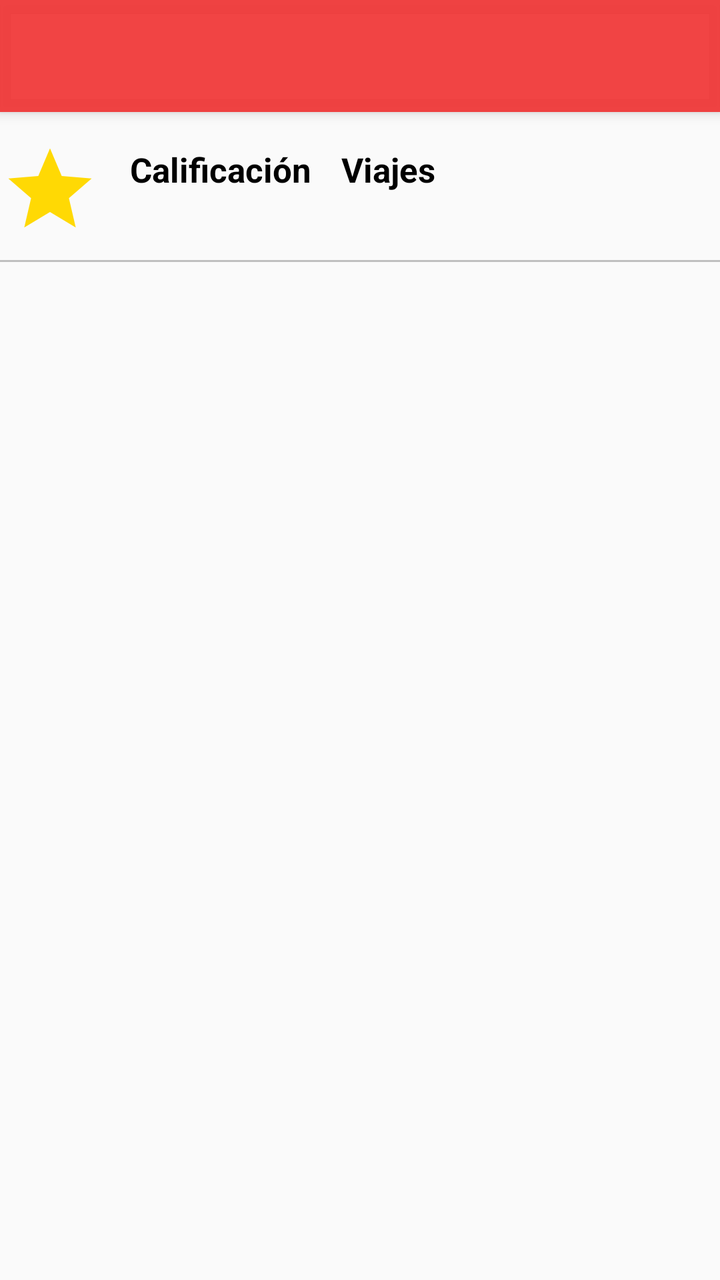
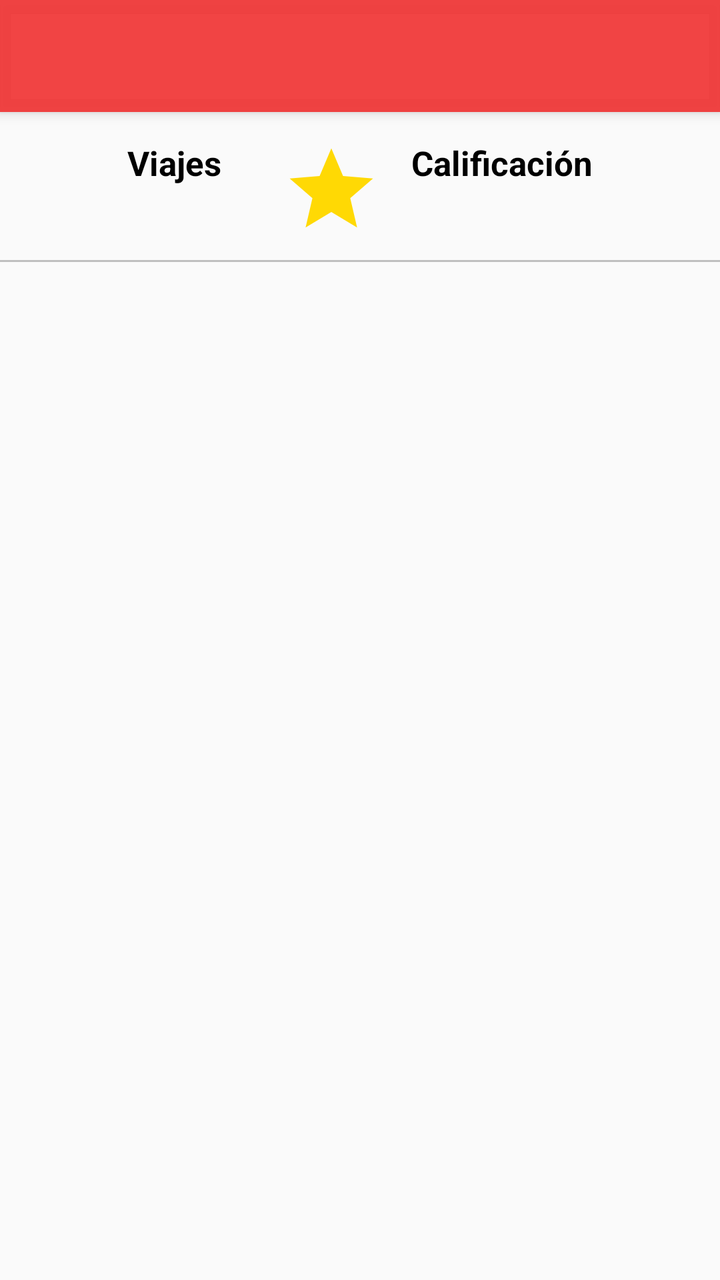

Compare the two renders of this Android layout. The source of the first and the diff that turns it into the second are given below.
<!-- AndroidManifest.xml: application theme Theme.Ixi_administrativo -->
<!-- res/layout/activity_histories.xml -->
<?xml version="1.0" encoding="utf-8"?>
<androidx.coordinatorlayout.widget.CoordinatorLayout xmlns:android="http://schemas.android.com/apk/res/android"
    xmlns:app="http://schemas.android.com/apk/res-auto"
    xmlns:tools="http://schemas.android.com/tools"
    android:layout_width="match_parent"
    android:layout_height="match_parent">

    

    <com.google.android.material.appbar.AppBarLayout
        android:layout_width="match_parent"
        android:layout_height="wrap_content">

        <androidx.appcompat.widget.Toolbar
            android:id="@+id/toolbar"
            android:layout_width="match_parent"
            android:layout_height="wrap_content"/>

    </com.google.android.material.appbar.AppBarLayout>

    <LinearLayout
        android:layout_width="match_parent"
        android:layout_height="match_parent"
        android:layout_marginTop="55dp"
        android:orientation="vertical">

    <LinearLayout
        android:layout_width="match_parent"
        android:layout_height="wrap_content"
        android:orientation="horizontal"
        android:gravity="center_vertical"
        android:layout_gravity="center"
        android:layout_marginTop="15dp">

        <ImageView

            android:layout_width="50dp"
            android:layout_height="50dp"
            android:src="@drawable/baseline_star_24" />

        <LinearLayout
            android:layout_width="wrap_content"
            android:layout_height="wrap_content"
            android:orientation="vertical"
            android:layout_marginLeft="15dp">

            <TextView
                android:layout_width="wrap_content"
                android:layout_height="wrap_content"
                android:text="Calificación"
                android:textStyle="bold"
                android:textColor="@color/black"
                android:textSize="17sp"/>

            <TextView
                android:id="@+id/textViewClientCalification"
                android:layout_width="wrap_content"
                android:layout_height="wrap_content"
                android:text=""
                android:textSize="15sp"/>

        </LinearLayout>
        <LinearLayout
            android:layout_width="wrap_content"
            android:layout_height="wrap_content"
            android:orientation="vertical"
            android:layout_marginLeft="15dp">

            <TextView
                android:layout_width="wrap_content"
                android:layout_height="wrap_content"
                android:text="Viajes"
                android:textStyle="bold"
                android:textColor="@color/black"
                android:textSize="17sp"/>

            <TextView
                android:id="@+id/textViewViajes"
                android:layout_width="wrap_content"
                android:layout_height="wrap_content"
                android:text=""
                android:textSize="15sp"/>
        </LinearLayout>
    </LinearLayout>
        <View
            android:layout_width="match_parent"
            android:layout_height="1dp"
            android:background="@color/grey"
            android:layout_marginTop="10dp"
            android:layout_marginBottom="10dp"/>

    <androidx.recyclerview.widget.RecyclerView
        android:id="@+id/recyclerViewHistories"
        android:layout_width="match_parent"
        android:layout_height="match_parent"
        />
    </LinearLayout>
</androidx.coordinatorlayout.widget.CoordinatorLayout>
<!-- resources referenced by this layout -->
<resources>
  <color name="black">#FF000000</color>
  <color name="grey">#BFBFBF</color>
  <!-- drawable baseline_star_24 (drawable) -->
  <vector android:height="24dp" android:tint="#FFD904"
      android:viewportHeight="24" android:viewportWidth="24"
      android:width="24dp" xmlns:android="http://schemas.android.com/apk/res/android">
      <path android:fillColor="@android:color/white" android:pathData="M12,17.27L18.18,21l-1.64,-7.03L22,9.24l-7.19,-0.61L12,2 9.19,8.63 2,9.24l5.46,4.73L5.82,21z"/>
  </vector>
  <style name="Theme.Ixi_administrativo" parent="Base.Theme.Ixi_administrativo" />
  <style name="Base.Theme.Ixi_administrativo" parent="Theme.AppCompat.Light.NoActionBar">
          
          <item name="colorPrimary">@color/rojo</item>
          <item name="colorPrimaryVariant">@color/white</item>
          <item name="colorOnPrimary">@color/white</item>
          
          <item name="colorSecondary">@color/black</item>
          <item name="colorSecondaryVariant">@color/rojo</item>
          <item name="colorOnSecondary">@color/black</item>
  
          <item name="android:statusBarColor">?attr/colorPrimary</item>
          <item name="colorControlNormal">@color/grey</item>
          <item name="colorControlActivated">@color/rojo</item>
          <item name="colorControlHighlight">@color/white</item>
          <item name="android:textColorHint">@color/white</item>
          <item name="android:progressBarStyle">@style/CustomProgressBar</item>
  
      </style>
  <color name="rojo">#EEF13737</color>
  <color name="white">#FFFFFFFF</color>
  <style name="CustomProgressBar" parent="@android:style/Widget.ProgressBar">
          <item name="android:backgroundTint">@color/red</item>
      </style>
  <color name="red">#FF1739</color>
</resources>

<!-- the commit's change to res/layout/activity_histories.xml (unified diff, before → after) -->
@@ -28,12 +28,45 @@
         android:layout_width="match_parent"
         android:layout_height="wrap_content"
         android:orientation="horizontal"
-        android:gravity="center_vertical"
+        android:gravity="center"
         android:layout_gravity="center"
         android:layout_marginTop="15dp">
 
+        <LinearLayout
+            android:layout_width="wrap_content"
+            android:layout_height="wrap_content"
+            android:layout_gravity="center"
+            android:orientation="horizontal">
+            <LinearLayout
+                android:layout_width="wrap_content"
+                android:layout_height="wrap_content"
+                android:orientation="vertical">
+
+                <TextView
+                    android:layout_width="wrap_content"
+                    android:layout_height="wrap_content"
+                    android:text="Viajes"
+                    android:textStyle="bold"
+                    android:layout_gravity="center"
+                    android:textColor="@color/black"
+                    android:textSize="17sp"/>
+
+                <TextView
+                    android:id="@+id/textViewViajes"
+                    android:layout_width="wrap_content"
+                    android:layout_height="wrap_content"
+                    android:text=""
+                    android:layout_gravity="center"
+                    android:gravity="center"
+                    android:textSize="16sp"/>
+            </LinearLayout>
+            <LinearLayout
+                android:id="@+id/linearLayoutCalificacion"
+                android:layout_width="wrap_content"
+                android:layout_height="wrap_content"
+                android:orientation="horizontal">
         <ImageView
-
+            android:layout_marginLeft="30dp"
             android:layout_width="50dp"
             android:layout_height="50dp"
             android:src="@drawable/baseline_star_24" />
@@ -57,30 +90,13 @@
                 android:layout_width="wrap_content"
                 android:layout_height="wrap_content"
                 android:text=""
-                android:textSize="15sp"/>
+                android:gravity="center"
+                android:layout_gravity="center"
+                android:textSize="16sp"/>
+        </LinearLayout>
+            </LinearLayout>
+        </LinearLayout>
 
-        </LinearLayout>
-        <LinearLayout
-            android:layout_width="wrap_content"
-            android:layout_height="wrap_content"
-            android:orientation="vertical"
-            android:layout_marginLeft="15dp">
-
-            <TextView
-                android:layout_width="wrap_content"
-                android:layout_height="wrap_content"
-                android:text="Viajes"
-                android:textStyle="bold"
-                android:textColor="@color/black"
-                android:textSize="17sp"/>
-
-            <TextView
-                android:id="@+id/textViewViajes"
-                android:layout_width="wrap_content"
-                android:layout_height="wrap_content"
-                android:text=""
-                android:textSize="15sp"/>
-        </LinearLayout>
     </LinearLayout>
         <View
             android:layout_width="match_parent"
